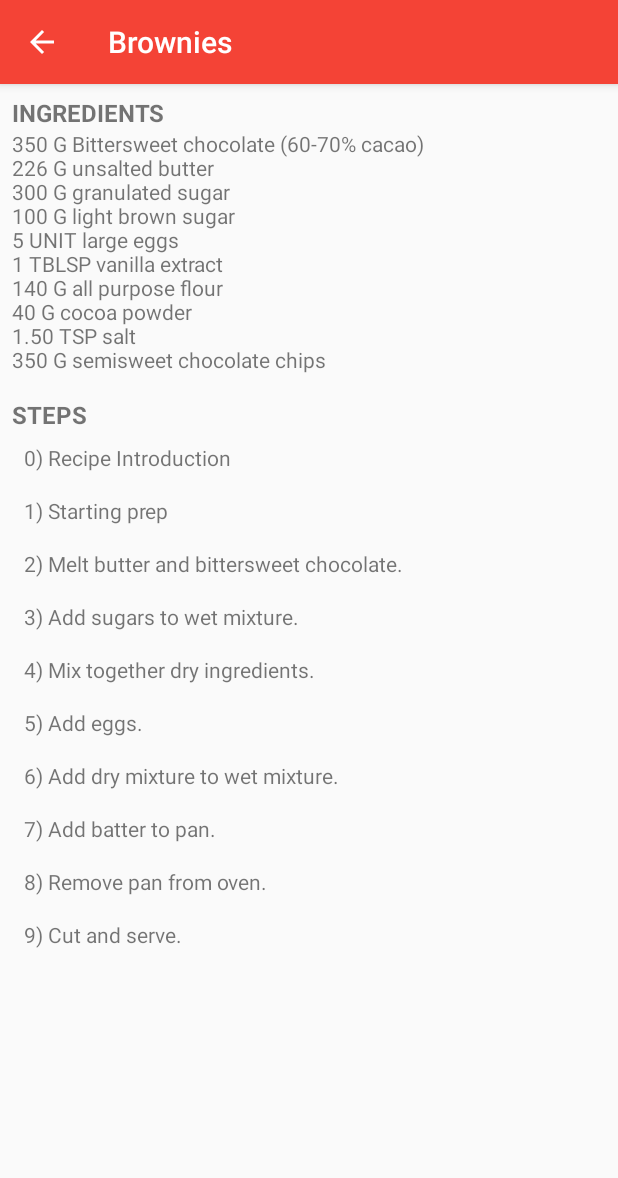
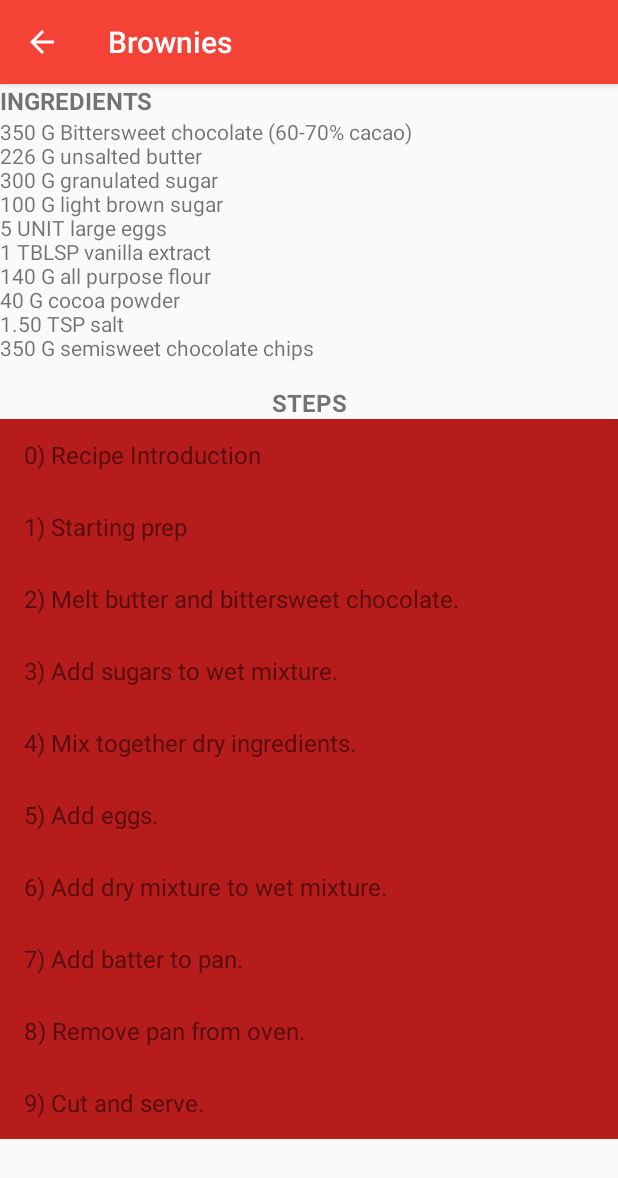
Before and after one commit to svroye/BakingApp, an Android app: the screen it shows after launch (RecipeDetailActivity), after a tap on "BROWNIES", on a phone screen of 412 x 824 dp. Shown: the top 1178 px of the screen. Run offline under Robolectric (Android 15) with nearby library versions, the phone set to English and light mode, and no system bars.

Commit message:
Modify layout

```diff
--- a/app/src/main/java/com/example/steven/bakingapp/Fragments/RecipeDetailFragment.java
+++ b/app/src/main/java/com/example/steven/bakingapp/Fragments/RecipeDetailFragment.java
@@ -31,16 +31,6 @@ public class RecipeDetailFragment extends Fragment implements StepsAdapter.ListI
     ArrayList<RecipeStep> recipeSteps = new ArrayList<>();
     ArrayList<Ingredient> ingredients = new ArrayList<>();
 
-
-    @Override
-    public void onCreate(@Nullable Bundle savedInstanceState) {
-        super.onCreate(savedInstanceState);
-        if (getArguments() != null) {
-            recipeSteps = getArguments().getParcelableArrayList(this.getString(R.string.steps_key));
-            ingredients = getArguments().getParcelableArrayList(this.getString(R.string.ingredients_key));
-        }
-    }
-
     public RecipeDetailFragment() {
     }
 
@@ -48,6 +38,11 @@ public class RecipeDetailFragment extends Fragment implements StepsAdapter.ListI
     @Override
     public View onCreateView(LayoutInflater inflater, @Nullable ViewGroup container, @Nullable Bundle savedInstanceState) {
         View rootView = inflater.inflate(R.layout.fragment_recipe_details, container, false);
+
+        if (getArguments() != null) {
+            recipeSteps = getArguments().getParcelableArrayList(this.getString(R.string.steps_key));
+            ingredients = getArguments().getParcelableArrayList(this.getString(R.string.ingredients_key));
+        }
 
         TextView tv = rootView.findViewById(R.id.recipeDetail_ingredientsTv);
         for (int i = 0; i < ingredients.size(); i++){
--- a/app/src/main/java/com/example/steven/bakingapp/Fragments/RecipeStepFragment.java
+++ b/app/src/main/java/com/example/steven/bakingapp/Fragments/RecipeStepFragment.java
@@ -18,13 +18,6 @@ import com.example.steven.bakingapp.R;
 public class RecipeStepFragment extends Fragment {
 
     private RecipeStep recipeStep;
-    @Override
-    public void onCreate(@Nullable Bundle savedInstanceState) {
-        super.onCreate(savedInstanceState);
-        if (getArguments() != null) {
-            recipeStep = getArguments().getParcelable(getString(R.string.single_step_key));
-        }
-    }
 
     public RecipeStepFragment() {
     }
@@ -34,6 +27,10 @@ public class RecipeStepFragment extends Fragment {
     public View onCreateView(LayoutInflater inflater, @Nullable ViewGroup container, @Nullable Bundle savedInstanceState) {
         View rootView = inflater.inflate(R.layout.fragment_recipe_step, container, false);
 
+        if (getArguments() != null) {
+            recipeStep = getArguments().getParcelable(getString(R.string.single_step_key));
+        }
+
         TextView stepDescription = rootView.findViewById(R.id.recipeSteps_stepDescription);
         stepDescription.append(recipeStep.getFullDescription());
         return rootView;
--- a/app/src/main/res/layout/fragment_recipe_details.xml
+++ b/app/src/main/res/layout/fragment_recipe_details.xml
@@ -4,8 +4,7 @@
     xmlns:tools="http://schemas.android.com/tools"
     android:orientation="vertical"
     android:layout_width="match_parent"
-    android:layout_height="match_parent"
-    android:padding="8dp">
+    android:layout_height="match_parent">
 
     <TextView
         android:layout_width="match_parent"
@@ -27,6 +26,7 @@
         android:textAllCaps="true"
         android:textSize="16sp"
         android:textStyle="bold"
+        android:gravity="center"
         android:text="@string/steps_header"/>
 
     <android.support.v7.widget.RecyclerView
--- a/app/src/main/res/layout/fragment_recipe_step.xml
+++ b/app/src/main/res/layout/fragment_recipe_step.xml
@@ -5,6 +5,7 @@
     xmlns:tools="http://schemas.android.com/tools"
     android:layout_width="match_parent"
     android:layout_height="match_parent"
+    android:padding="8dp"
     android:orientation="vertical"
     tools:context="com.example.steven.bakingapp.RecipeStepActivity">
 
--- a/app/src/main/res/layout/steps_list_item.xml
+++ b/app/src/main/res/layout/steps_list_item.xml
@@ -2,8 +2,13 @@
 <TextView
     android:id="@+id/stepsListItem_stepTv"
     xmlns:android="http://schemas.android.com/apk/res/android"
+    xmlns:tools="http://schemas.android.com/tools"
     android:layout_width="match_parent"
-    android:layout_height="wrap_content"
-    android:layout_gravity="center"
-    android:padding="8dp">
+    android:layout_height="48dp"
+    android:gravity="center_vertical"
+    android:paddingLeft="16dp"
+    android:paddingRight="16dp"
+    android:textSize="16sp"
+    android:background="@color/colorPrimaryDark"
+    tools:text="@string/app_name">
 </TextView>
```
